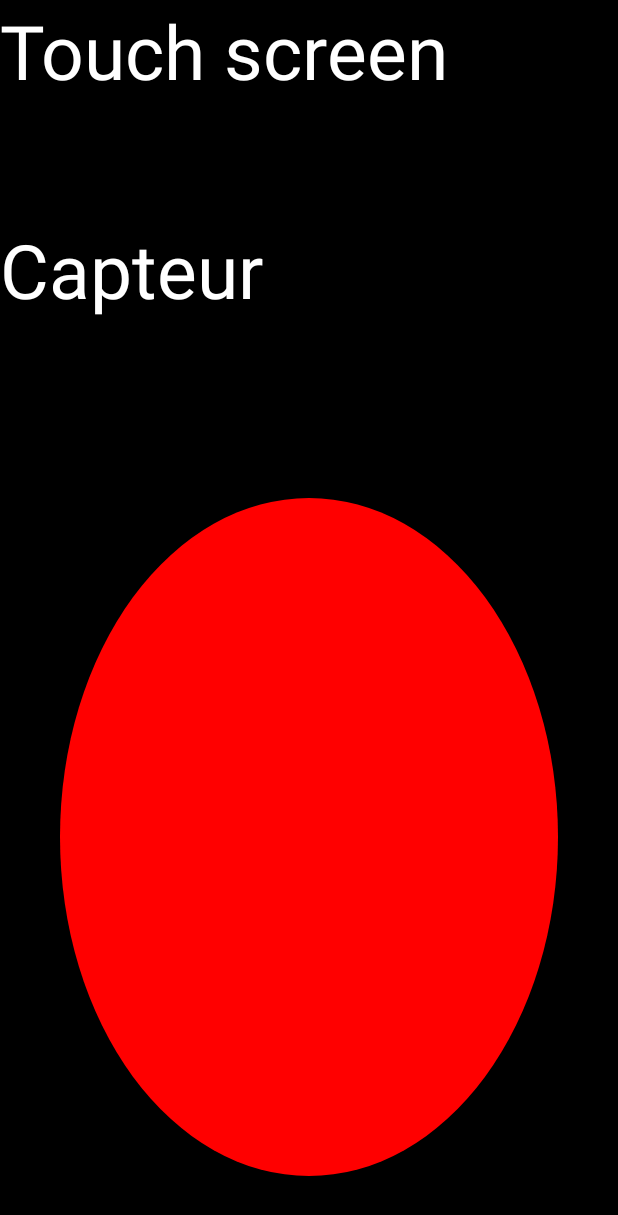
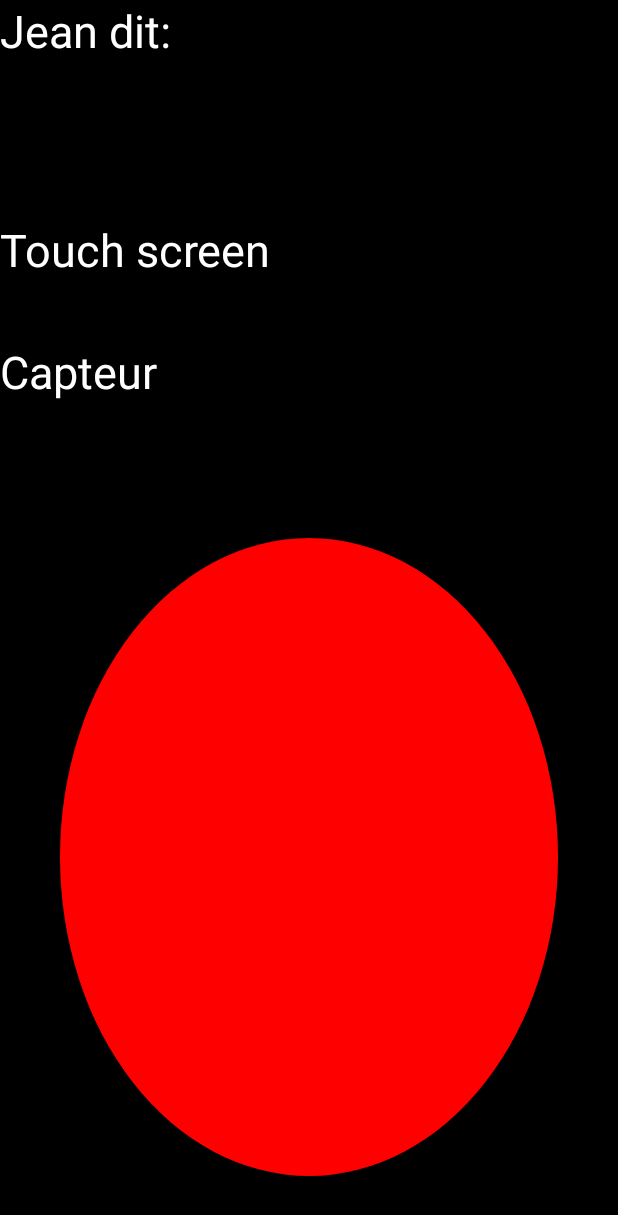
Before and after one commit to Rumply/Technologie_jeu, an Android app: the screen it shows after launch (MainActivity), on a phone screen of 412 x 824 dp. Shown: the top 1215 px of the screen. Run offline under Robolectric (Android 15) with nearby library versions, the phone set to English and light mode, and no system bars.

Commit message:
Ajout de plein de shit - Mal de tête sorry

```diff
--- a/app/src/main/AndroidManifest.xml
+++ b/app/src/main/AndroidManifest.xml
@@ -8,7 +8,9 @@
         android:label="@string/app_name"
         android:supportsRtl="true"
         android:theme="@style/AppTheme">
-        <activity android:name=".MainActivity">
+        <activity
+            android:name=".MainActivity"
+            android:screenOrientation="portrait">
             <intent-filter>
                 <action android:name="android.intent.action.MAIN" />
 
--- a/app/src/main/java/ca/cegepdrummond/technologie_jeu/CanvasView.java
+++ b/app/src/main/java/ca/cegepdrummond/technologie_jeu/CanvasView.java
@@ -29,9 +29,9 @@ public class CanvasView extends View {
 
     private Boolean hold;
 
-    float mBoutonRayon;
-    float center_x;
-    float center_y;
+    public float mBoutonRayon;
+    public float center_x;
+    public float center_y;
 
 
     public CanvasView(Context c, AttributeSet attrs) {
@@ -53,7 +53,7 @@ public class CanvasView extends View {
 
         mTextTouch = (TextView) findViewById(R.id.touchState_label);
 
-        mBoutonRayon = 120;
+
         //String width = attrs.getAttributeValue("android", "layout_width");
         //String height = attrs.getAttributeValue("android", "layout_height");
         //center_x = (Float.valueOf(width))/2;
@@ -80,15 +80,30 @@ public class CanvasView extends View {
     }
 
     private float hyp(float a, float b){
-
-        return 0;
+        float c = (float) Math.hypot(a,b);
+        return c;
     }
 
     // when ACTION_MOVE move touch according to the x,y values
     private void moveTouch(float x, float y) {
-        if (hyp(center_x - x, center_y - y) > mBoutonRayon){
+        mBoutonRayon = this.getMeasuredHeight()/2;
+        center_x = this.getMeasuredWidth()/2;
+        center_y = this.getMeasuredHeight()/2;
+
+
+        float distance = mBoutonRayon - hyp(center_x - x, center_y - y);
+
+        if (distance < 1){
             mTextTouch.setText(R.string.pas_toucher_Text);
+        } else if (distance > 0){
+            mTextTouch.setText(R.string.toucher_Text);
         }
+
+
+    }
+
+    private String str(float valeur){
+        return String.valueOf((int) valeur);
     }
 
     public void clearCanvas() {
--- a/app/src/main/java/ca/cegepdrummond/technologie_jeu/MainActivity.java
+++ b/app/src/main/java/ca/cegepdrummond/technologie_jeu/MainActivity.java
@@ -12,6 +12,7 @@ import android.hardware.SensorEventListener;
 import android.hardware.SensorManager;
 import android.os.Bundle;
 import android.view.MotionEvent;
+import android.widget.RelativeLayout;
 import android.widget.TextView;
 
 public class MainActivity extends Activity implements SensorEventListener {
@@ -31,7 +32,6 @@ public class MainActivity extends Activity implements SensorEventListener {
         customCanvas = (CanvasView) findViewById(R.id.touch_canvas);
 
         customCanvas.setBackground(this.getDrawable(R.drawable.shape));
-
 
         mTextTouch = (TextView) findViewById(R.id.touchState_label);
         mTextCapteur = (TextView) findViewById(R.id.capteurState_label);
--- a/app/src/main/res/layout/activity_main.xml
+++ b/app/src/main/res/layout/activity_main.xml
@@ -13,6 +13,15 @@
             android:layout_width="match_parent"
             android:layout_height="146dp"
             android:textAppearance="?android:attr/textAppearanceLarge"
+            android:text="@string/msgTop_touchscreen"
+            android:id="@+id/msgTop_label"
+            android:textSize="@dimen/msg_state_size"
+            android:textColor="@color/colorText"/>
+
+        <TextView
+            android:layout_width="match_parent"
+            android:layout_height="81dp"
+            android:textAppearance="?android:attr/textAppearanceLarge"
             android:text="@string/msg_defaut_touchscreen"
             android:id="@+id/touchState_label"
             android:textSize="@dimen/msg_state_size"
@@ -20,12 +29,12 @@
 
         <TextView
                 android:layout_width="match_parent"
-                android:layout_height="146dp"
+                android:layout_height="91dp"
                 android:textAppearance="?android:attr/textAppearanceLarge"
                 android:text="@string/msg_defaut_capteur"
                 android:id="@+id/capteurState_label"
                 android:textSize="@dimen/msg_state_size"
-                android:textColor="@color/colorText"/>
+                android:textColor="@color/colorText" />
 
         <LinearLayout android:layout_weight="1" android:layout_height="fill_parent" android:layout_width="fill_parent">
 
--- a/app/src/main/res/values/dimens.xml
+++ b/app/src/main/res/values/dimens.xml
@@ -2,5 +2,5 @@
     <!-- Default screen margins, per the Android Design guidelines. -->
     <dimen name="activity_horizontal_margin">16dp</dimen>
     <dimen name="activity_vertical_margin">16dp</dimen>
-    <dimen name="msg_state_size">50dp</dimen>
+    <dimen name="msg_state_size">30dp</dimen>
 </resources>
--- a/app/src/main/res/values/strings.xml
+++ b/app/src/main/res/values/strings.xml
@@ -1,9 +1,11 @@
 <resources>
     <string name="app_name">Technologie_jeu</string>
     <string name="toucher_text">Vous touché le bouton</string>
-    <string name="pas_toucher_Text">Vous ne touché pas le bouton</string>
+    <string name="pas_toucher_Text">Bouton (Inactif)</string>
     <string name="msg_nonCacher">Capteur non caché</string>
     <string name="msg_cacher">Capteur caché</string>
     <string name="msg_defaut_touchscreen">Touch screen</string>
     <string name="msg_defaut_capteur">Capteur</string>
+    <string name="msgTop_touchscreen">Jean dit: </string>
+    <string name="toucher_Text">Bouton (Actif)</string>
 </resources>
```
Also changed, not shown: app/src/main/ic_launcher-web.png (added), app/src/main/res/mipmap-hdpi/ic_launcher.png, app/src/main/res/mipmap-mdpi/ic_launcher.png, app/src/main/res/mipmap-xhdpi/ic_launcher.png, app/src/main/res/mipmap-xxhdpi/ic_launcher.png, app/src/main/res/mipmap-xxxhdpi/ic_launcher.png. Lines whose indentation alone changed are shown as unchanged.
